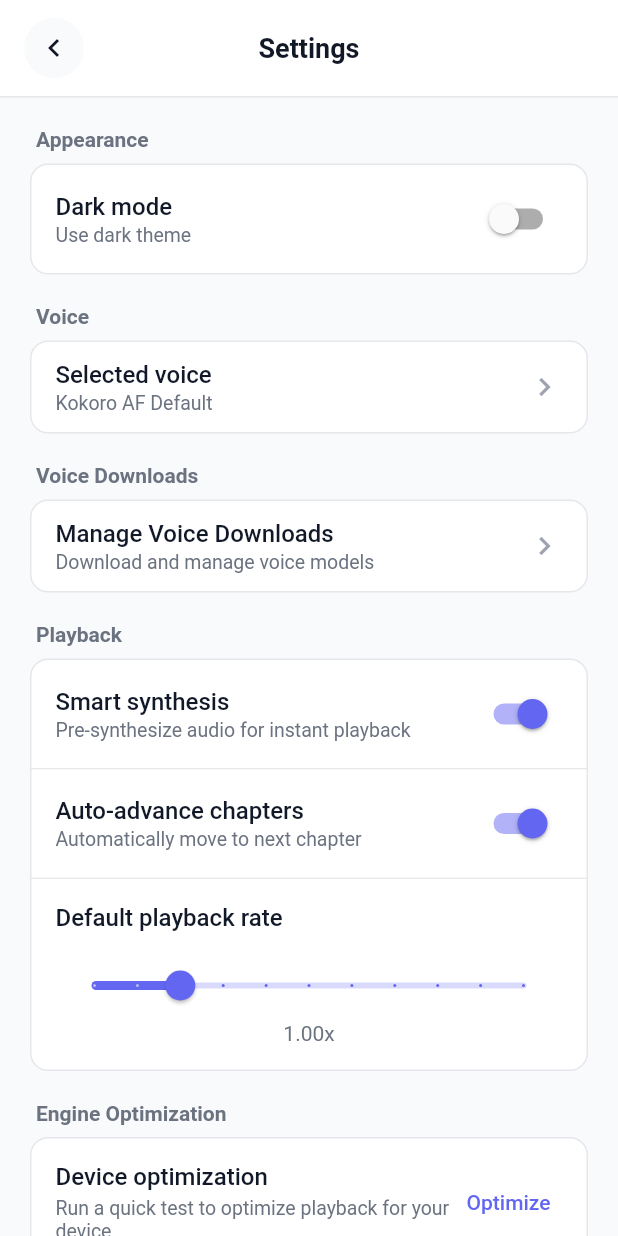
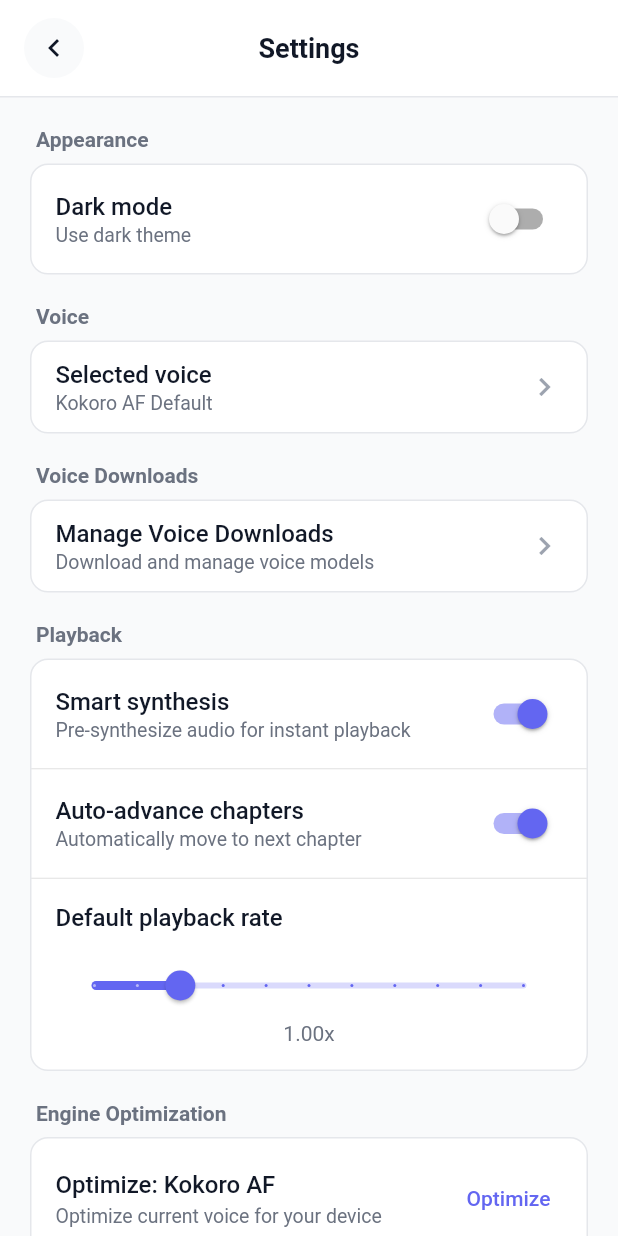
Before and after one commit to williamomeara/audiobook_flutter_v2, a Flutter app: the SettingsScreen screen opened by its route, on a phone screen of 412 x 824 dp. Run offline on Flutter 3.47's test engine with Material 3 defaults, Android fonts, the phone set to English and light mode, and no system bars; our stand-ins replace battery_plus, file_picker, flutter_riverpod, go_router, just_audio, plugin_platform_interface and 2 more; missing offline and left inert: audio_session, epubx; accounts and stored records are empty.

Commit message:
feat(auto-tune): Improve UI to show per-voice optimization
- Add VoiceIds.getDisplayName() for human-readable voice names
- UI now shows 'Optimize: Piper Alan' instead of 'Device optimization'
- Use friendlier tier names: Excellent, Good, Moderate, Limited
- Clarifies that optimization is per-voice, not per-device

This addresses the fact that different engines have vastly different
RTF values (e.g., Piper 0.38x = Excellent, Kokoro 2.76x = Limited).

```diff
--- a/lib/ui/screens/settings_screen.dart
+++ b/lib/ui/screens/settings_screen.dart
@@ -542,6 +542,9 @@ class _EngineOptimizationRowState extends ConsumerState<_EngineOptimizationRow>
     final voiceId = settings.selectedVoice;
     final configManager = ref.watch(engineConfigManagerProvider);
 
+    // Get human-readable voice name
+    final voiceName = VoiceIds.getDisplayName(voiceId);
+
     return FutureBuilder<DeviceEngineConfig?>(
       future: configManager.loadConfig(voiceId),
       builder: (context, snapshot) {
@@ -560,7 +563,7 @@ class _EngineOptimizationRowState extends ConsumerState<_EngineOptimizationRow>
                       crossAxisAlignment: CrossAxisAlignment.start,
                       children: [
                         Text(
-                          'Device optimization',
+                          'Optimize: $voiceName',
                           style: TextStyle(
                             fontSize: 16,
                             fontWeight: FontWeight.w500,
@@ -639,17 +642,31 @@ class _EngineOptimizationRowState extends ConsumerState<_EngineOptimizationRow>
       return 'Running optimization test ($_progress/$_total)...';
     }
     if (!hasBeenOptimized) {
-      return 'Run a quick test to optimize playback for your device';
+      return 'Optimize current voice for your device';
     }
     final tunedAt = config?.tunedAt;
     if (tunedAt != null) {
       final daysAgo = DateTime.now().difference(tunedAt).inDays;
+      final tierName = _getTierDisplayName(config!.deviceTier);
       if (daysAgo == 0) {
-        return 'Optimized today • ${config!.deviceTier.name.toUpperCase()} device';
+        return 'Optimized today • $tierName performance';
       }
-      return 'Optimized $daysAgo days ago • ${config!.deviceTier.name.toUpperCase()} device';
+      return 'Optimized $daysAgo days ago • $tierName performance';
     }
-    return 'Optimized for your device';
+    return 'Optimized for this voice';
+  }
+
+  String _getTierDisplayName(DevicePerformanceTier tier) {
+    switch (tier) {
+      case DevicePerformanceTier.flagship:
+        return 'Excellent';
+      case DevicePerformanceTier.midRange:
+        return 'Good';
+      case DevicePerformanceTier.budget:
+        return 'Moderate';
+      case DevicePerformanceTier.legacy:
+        return 'Limited';
+    }
   }
 
   Widget _buildConfigDetails(DeviceEngineConfig config) {
--- a/packages/core_domain/lib/src/models/voice.dart
+++ b/packages/core_domain/lib/src/models/voice.dart
@@ -176,4 +176,39 @@ class VoiceIds {
     }
     return null;
   }
+
+  /// Get human-readable display name for a voice ID.
+  static String getDisplayName(String voiceId) {
+    // Device TTS
+    if (voiceId == device) return 'Device Voice';
+
+    // Supertonic voices
+    if (voiceId.startsWith('supertonic_')) {
+      final suffix = voiceId.substring(11).toUpperCase();
+      return 'Supertonic $suffix';
+    }
+
+    // Kokoro voices
+    if (voiceId.startsWith('kokoro_')) {
+      final parts = voiceId.substring(7).split('_');
+      if (parts.length >= 2) {
+        final name = parts[1][0].toUpperCase() + parts[1].substring(1);
+        return 'Kokoro $name';
+      }
+      return 'Kokoro ${voiceId.substring(7).toUpperCase()}';
+    }
+
+    // Piper voices (format: piper:en_GB-alan-medium)
+    if (voiceId.startsWith('piper:')) {
+      final modelKey = voiceId.substring(6);
+      final parts = modelKey.split('-');
+      if (parts.length >= 2) {
+        final name = parts[1][0].toUpperCase() + parts[1].substring(1);
+        return 'Piper $name';
+      }
+      return 'Piper $modelKey';
+    }
+
+    return voiceId;
+  }
 }
```
